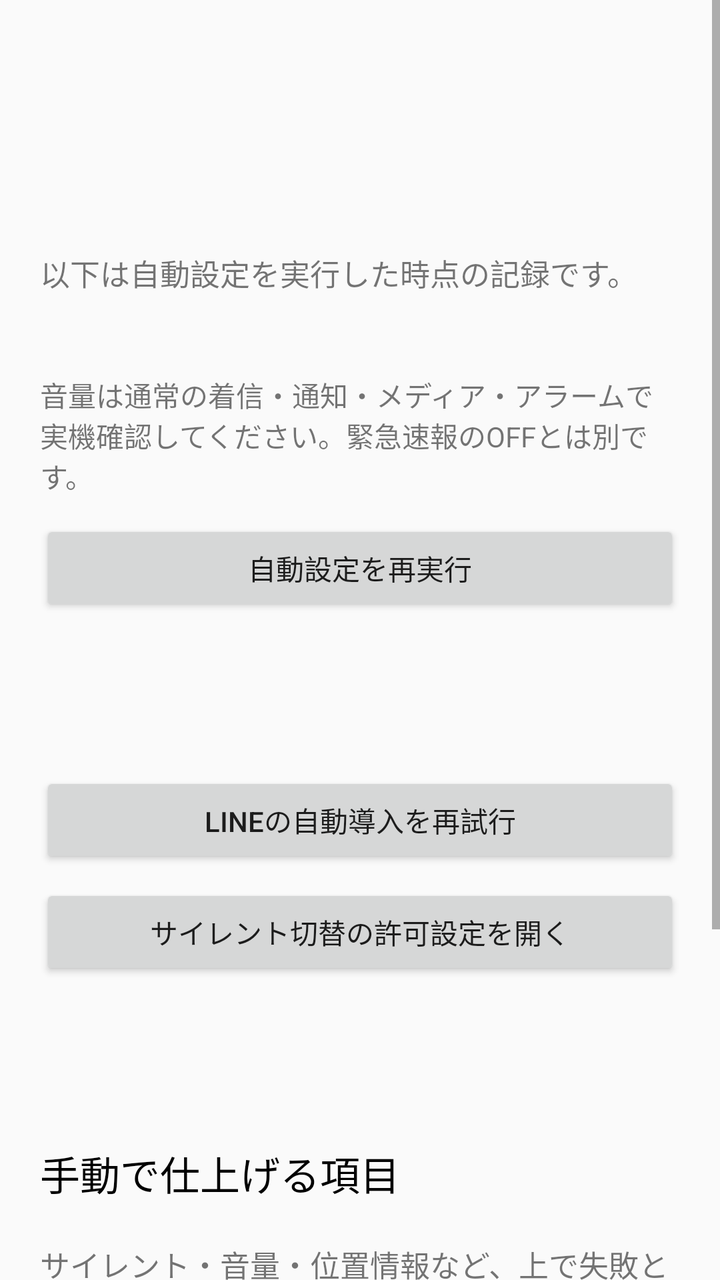
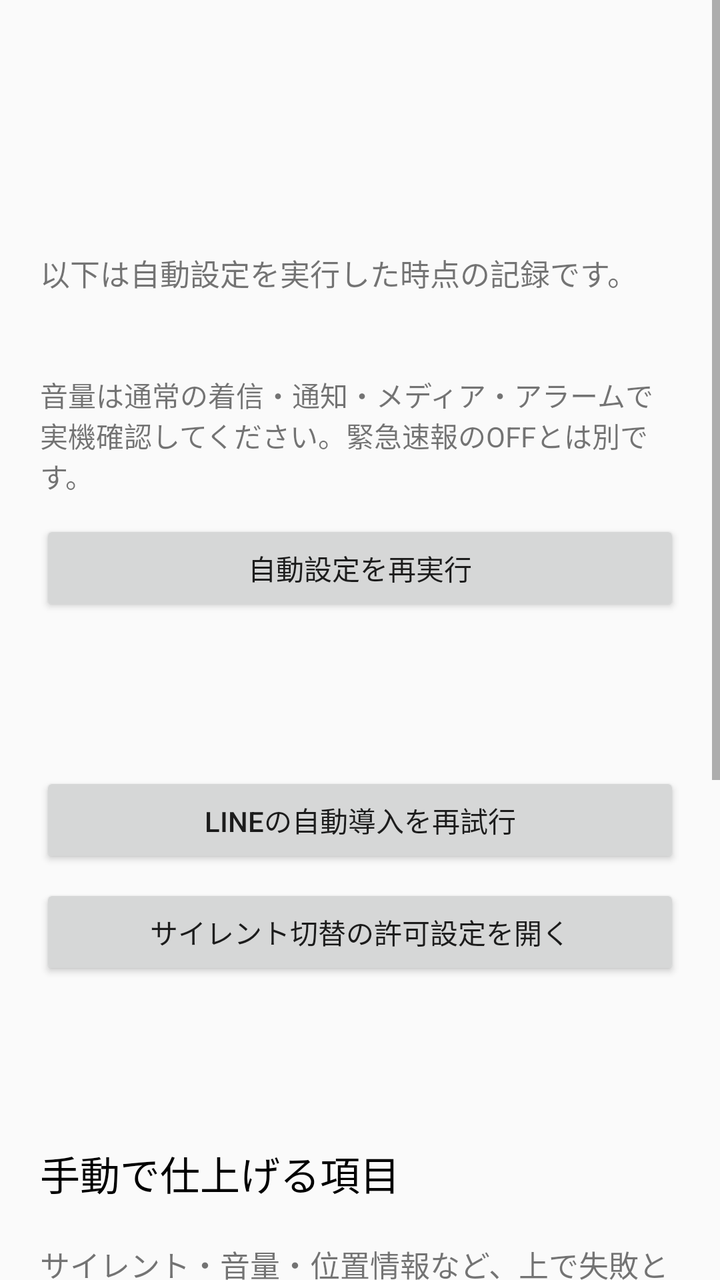

An Android layout rendered at two revisions. The XML below is the earlier revision; the diff shows what the commit changed to produce the second picture.
<!-- AndroidManifest.xml: application theme android:Theme.Material.Light -->
<!-- res/layout/activity_main.xml -->
<?xml version="1.0" encoding="utf-8"?>
<ScrollView xmlns:android="http://schemas.android.com/apk/res/android"
    android:layout_width="match_parent"
    android:layout_height="match_parent"
    android:fillViewport="true">

    <LinearLayout
        android:layout_width="match_parent"
        android:layout_height="wrap_content"
        android:orientation="vertical"
        android:padding="20dp">

        <TextView
            android:id="@+id/title"
            android:layout_width="match_parent"
            android:layout_height="wrap_content"
            android:textSize="22sp"
            android:textStyle="bold"
            android:textColor="#000000" />

        <TextView
            android:id="@+id/device"
            android:layout_width="match_parent"
            android:layout_height="wrap_content"
            android:layout_marginTop="6dp"
            android:textSize="15sp" />

        <Button
            android:id="@+id/btnContinue"
            android:layout_width="match_parent"
            android:layout_height="wrap_content"
            android:layout_marginTop="16dp"
            android:text="セットアップを続行"
            android:textSize="18sp"
            android:visibility="gone" />

        <TextView
            android:id="@+id/ownerStatus"
            android:layout_width="match_parent"
            android:layout_height="wrap_content"
            android:layout_marginTop="16dp"
            android:textSize="16sp"
            android:textColor="#000000" />

        <TextView
            android:layout_width="match_parent"
            android:layout_height="wrap_content"
            android:layout_marginTop="12dp"
            android:text="以下は自動設定を実行した時点の記録です。"
            android:textSize="15sp" />

        <TextView
            android:id="@+id/results"
            android:layout_width="match_parent"
            android:layout_height="wrap_content"
            android:layout_marginTop="8dp"
            android:lineSpacingExtra="4dp"
            android:textSize="16sp"
            android:textColor="#000000"
            android:typeface="monospace" />

        <TextView
            android:layout_width="match_parent"
            android:layout_height="wrap_content"
            android:layout_marginTop="10dp"
            android:text="音量は通常の着信・通知・メディア・アラームで実機確認してください。緊急速報のOFFとは別です。"
            android:textSize="14sp" />

        <Button
            android:id="@+id/btnRerun"
            android:layout_width="match_parent"
            android:layout_height="wrap_content"
            android:layout_marginTop="12dp"
            android:text="自動設定を再実行" />

        <TextView
            android:id="@+id/finalizeStatus"
            android:layout_width="match_parent"
            android:layout_height="wrap_content"
            android:layout_marginTop="12dp"
            android:textSize="15sp" />

        <TextView
            android:id="@+id/lineStatus"
            android:layout_width="match_parent"
            android:layout_height="wrap_content"
            android:layout_marginTop="16dp"
            android:textSize="16sp"
            android:textColor="#000000" />

        <Button
            android:id="@+id/btnLine"
            android:layout_width="match_parent"
            android:layout_height="wrap_content"
            android:layout_marginTop="8dp"
            android:text="LINEの自動導入を再試行" />

        <Button
            android:id="@+id/btnSilentPerm"
            android:layout_width="match_parent"
            android:layout_height="wrap_content"
            android:layout_marginTop="8dp"
            android:text="サイレント切替の許可設定を開く" />

        <TextView
            android:id="@+id/policyStatus"
            android:layout_width="match_parent"
            android:layout_height="wrap_content"
            android:layout_marginTop="8dp"
            android:textSize="15sp" />

        <TextView
            android:id="@+id/language"
            android:layout_width="match_parent"
            android:layout_height="wrap_content"
            android:layout_marginTop="12dp"
            android:textSize="16sp"
            android:textColor="#000000" />

        <TextView
            android:layout_width="match_parent"
            android:layout_height="wrap_content"
            android:layout_marginTop="20dp"
            android:text="手動で仕上げる項目"
            android:textSize="20sp"
            android:textColor="#000000" />

        <LinearLayout
            android:id="@+id/manualList"
            android:layout_width="match_parent"
            android:layout_height="wrap_content"
            android:layout_marginTop="8dp"
            android:orientation="vertical" />

        <TextView
            android:layout_width="match_parent"
            android:layout_height="wrap_content"
            android:layout_marginTop="12dp"
            android:text="サイレント・音量・位置情報など、上で失敗と表示された項目は手動で設定してください。"
            android:textSize="15sp" />

        <TextView
            android:layout_width="match_parent"
            android:layout_height="wrap_content"
            android:layout_marginTop="16dp"
            android:text="すべてのダウンロードと設定の確認が終わったら："
            android:textSize="16sp"
            android:textColor="#000000" />

        <LinearLayout
            android:id="@+id/finalList"
            android:layout_width="match_parent"
            android:layout_height="wrap_content"
            android:layout_marginTop="4dp"
            android:orientation="vertical" />

        <TextView
            android:id="@+id/networkStatus"
            android:layout_width="match_parent"
            android:layout_height="wrap_content"
            android:layout_marginTop="12dp"
            android:textSize="15sp" />

        <TextView
            android:layout_width="match_parent"
            android:layout_height="wrap_content"
            android:layout_marginTop="8dp"
            android:text="最後に通信が切れたことを確認してください。"
            android:textSize="15sp" />

        <Button
            android:id="@+id/btnSettings"
            android:layout_width="match_parent"
            android:layout_height="wrap_content"
            android:layout_marginTop="20dp"
            android:text="端末の設定を開く" />
    </LinearLayout>
</ScrollView>
<!-- resources referenced by this layout -->
<resources>

</resources>

<!-- the commit's change to res/layout/activity_main.xml (unified diff, before → after) -->
@@ -174,5 +174,43 @@
             android:layout_height="wrap_content"
             android:layout_marginTop="20dp"
             android:text="端末の設定を開く" />
+
+        <LinearLayout
+            android:id="@+id/unmanageSection"
+            android:layout_width="match_parent"
+            android:layout_height="wrap_content"
+            android:layout_marginTop="28dp"
+            android:orientation="vertical">
+
+            <TextView
+                android:layout_width="match_parent"
+                android:layout_height="wrap_content"
+                android:text="個人のGoogleアカウントを使うとき"
+                android:textSize="20sp"
+                android:textColor="#000000" />
+
+            <TextView
+                android:id="@+id/unmanageNote"
+                android:layout_width="match_parent"
+                android:layout_height="wrap_content"
+                android:layout_marginTop="6dp"
+                android:textSize="15sp" />
+
+            <Button
+                android:id="@+id/btnUnmanage"
+                android:layout_width="match_parent"
+                android:layout_height="wrap_content"
+                android:layout_marginTop="8dp"
+                android:text="管理を外して、Googleアカウントを作る"
+                android:textColor="#B00020" />
+
+            <Button
+                android:id="@+id/btnAddAccount"
+                android:layout_width="match_parent"
+                android:layout_height="wrap_content"
+                android:layout_marginTop="8dp"
+                android:text="Googleアカウントを追加・作成する"
+                android:visibility="gone" />
+        </LinearLayout>
     </LinearLayout>
 </ScrollView>
